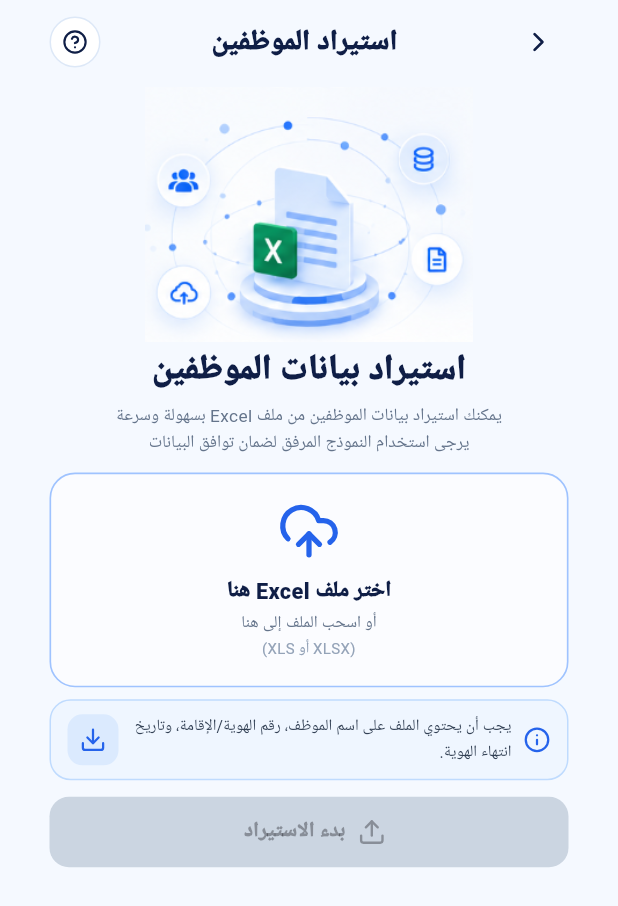
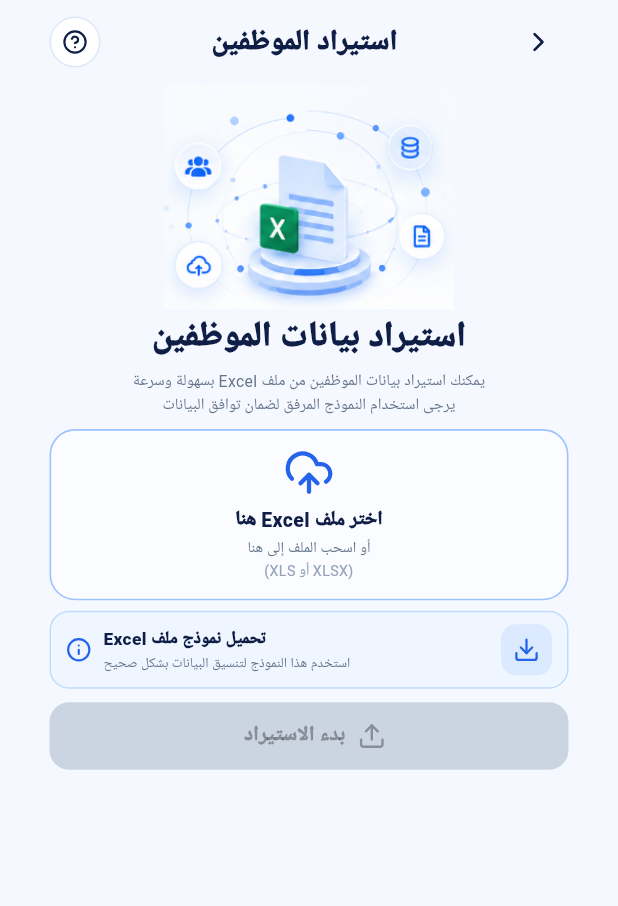
Before and after one commit to alazani-web/employee_id_app, a Flutter app: the ImportScreen screen opened directly, on a phone screen of 412 x 824 dp. Shown: the top 906 px of the screen. Run offline on Flutter 3.47's test engine with Material 3 defaults, Android fonts, the phone set to English and light mode, and no system bars; our stand-ins replace file_picker, firebase_core, flutter_svg, lucide_icons_flutter, pdf, printing and 1 more; missing offline and left inert: excel, universal_html; accounts and stored records are empty; Roboto replaces fonts that are missing (Cairo).

Commit message:
تعديل شاشة الاستيراد

```diff
--- a/lib/screens/import_screen.dart
+++ b/lib/screens/import_screen.dart
@@ -1,4 +1,7 @@
 import 'dart:math' as math;
+import 'dart:typed_data';
+
+import 'package:excel/excel.dart' as excel_pkg;
 
 import 'package:file_picker/file_picker.dart';
 import 'package:flutter/material.dart';
@@ -174,9 +177,9 @@
   Widget _buildSelect() {
     return Column(
       children: [
-        const SizedBox(height: 4),
+        const SizedBox(height: 2),
         SizedBox(
-          height: 170,
+          height: 150,
           width: double.infinity,
           child: Image.asset(
             'assets/icons/import_employees_hero.png',
@@ -194,24 +197,24 @@
         const Text(
           'يمكنك استيراد بيانات الموظفين من ملف Excel بسهولة وسرعة\nيرجى استخدام النموذج المرفق لضمان توافق البيانات',
           textAlign: TextAlign.center,
-          style: TextStyle(fontSize: 11.5, height: 1.55, color: Color(0xff64748B)),
+          style: TextStyle(fontSize: 10.5, height: 1.5, color: Color(0xff64748B)),
         ),
-        const SizedBox(height: 11),
+        const SizedBox(height: 8),
         _buildDropZone(),
         if (_file != null) ...[
           const SizedBox(height: 9),
           _buildFileCard(),
         ],
-        const SizedBox(height: 8),
+        const SizedBox(height: 7),
         _buildTemplateCard(),
         if (_error != null) ...[
           const SizedBox(height: 9),
           _buildError(),
         ],
-        const SizedBox(height: 11),
+        const SizedBox(height: 9),
         SizedBox(
           width: double.infinity,
-          height: 47,
+          height: 45,
           child: FilledButton.icon(
             onPressed: _file == null ? null : _startImport,
             icon: const Icon(LucideIcons.upload, size: 19),
@@ -233,7 +236,7 @@
       borderRadius: BorderRadius.circular(17),
       child: Container(
         width: double.infinity,
-        padding: const EdgeInsets.symmetric(horizontal: 18, vertical: 17),
+        padding: const EdgeInsets.symmetric(horizontal: 14, vertical: 11),
         decoration: BoxDecoration(
           color: Colors.white.withOpacity(.58),
           borderRadius: BorderRadius.circular(17),
@@ -241,13 +244,13 @@
         ),
         child: const Column(
           children: [
-            Icon(LucideIcons.cloudUpload, size: 42, color: blue),
-            SizedBox(height: 8),
-            Text('اختر ملف Excel هنا', style: TextStyle(fontSize: 14.5, fontWeight: FontWeight.w900, color: navy)),
-            SizedBox(height: 3),
-            Text('أو اسحب الملف إلى هنا', style: TextStyle(fontSize: 11, color: Color(0xff64748B))),
+            Icon(LucideIcons.cloudUpload, size: 34, color: blue),
+            SizedBox(height: 5),
+            Text('اختر ملف Excel هنا', style: TextStyle(fontSize: 13, fontWeight: FontWeight.w900, color: navy)),
             SizedBox(height: 2),
-            Text('(XLSX أو XLS)', style: TextStyle(fontSize: 10, color: Color(0xff94A3B8))),
+            Text('أو اسحب الملف إلى هنا', style: TextStyle(fontSize: 10, color: Color(0xff64748B))),
+            SizedBox(height: 1),
+            Text('(XLSX أو XLS)', style: TextStyle(fontSize: 9.5, color: Color(0xff94A3B8))),
           ],
         ),
       ),
@@ -257,16 +260,16 @@
   Widget _buildFileCard() {
     final file = _file!;
     return Container(
-      padding: const EdgeInsets.symmetric(horizontal: 11, vertical: 9),
-      decoration: BoxDecoration(color: Colors.white, borderRadius: BorderRadius.circular(14), border: Border.all(color: const Color(0xffDCE7F7))),
+      padding: const EdgeInsets.symmetric(horizontal: 9, vertical: 7),
+      decoration: BoxDecoration(color: Colors.white, borderRadius: BorderRadius.circular(13), border: Border.all(color: const Color(0xffDCE7F7))),
       child: Row(
         textDirection: TextDirection.rtl,
         children: [
           Container(
-            width: 38,
-            height: 38,
+            width: 36,
+            height: 36,
             decoration: BoxDecoration(color: const Color(0xffDCFCE7), borderRadius: BorderRadius.circular(10)),
-            child: const Icon(LucideIcons.fileSpreadsheet, color: green, size: 21),
+            child: const _ExcelIcon(),
           ),
           const SizedBox(width: 9),
           Expanded(
@@ -292,41 +295,99 @@
 
   Widget _buildTemplateCard() {
     return Container(
-      padding: const EdgeInsets.symmetric(horizontal: 11, vertical: 9),
-      decoration: BoxDecoration(color: const Color(0xffEFF6FF), borderRadius: BorderRadius.circular(14), border: Border.all(color: const Color(0xffBFDBFE))),
+      padding: const EdgeInsets.symmetric(horizontal: 10, vertical: 8),
+      decoration: BoxDecoration(
+        color: const Color(0xffEFF6FF),
+        borderRadius: BorderRadius.circular(13),
+        border: Border.all(color: const Color(0xffBFDBFE)),
+      ),
       child: Row(
         textDirection: TextDirection.rtl,
         children: [
-          const Icon(LucideIcons.info, color: blue, size: 18),
-          const SizedBox(width: 8),
-          const Expanded(
-            child: Text(
-              'يجب أن يحتوي الملف على اسم الموظف، رقم الهوية/الإقامة، وتاريخ انتهاء الهوية.',
-              textAlign: TextAlign.right,
-              style: TextStyle(fontSize: 10.5, height: 1.55, color: Color(0xff334155)),
-            ),
-          ),
-          const SizedBox(width: 7),
           InkWell(
             onTap: _downloadTemplate,
             borderRadius: BorderRadius.circular(10),
             child: Container(
               width: 34,
               height: 34,
-              decoration: BoxDecoration(color: const Color(0xffDBEAFE), borderRadius: BorderRadius.circular(10)),
+              decoration: BoxDecoration(
+                color: const Color(0xffDBEAFE),
+                borderRadius: BorderRadius.circular(10),
+              ),
               child: const Icon(LucideIcons.download, color: blue, size: 18),
             ),
           ),
+          const SizedBox(width: 9),
+          const Expanded(
+            child: Column(
+              crossAxisAlignment: CrossAxisAlignment.end,
+              children: [
+                Text(
+                  'تحميل نموذج ملف Excel',
+                  textAlign: TextAlign.right,
+                  style: TextStyle(
+                    fontSize: 11.5,
+                    fontWeight: FontWeight.w900,
+                    color: navy,
+                  ),
+                ),
+                SizedBox(height: 2),
+                Text(
+                  'استخدم هذا النموذج لتنسيق البيانات بشكل صحيح',
+                  textAlign: TextAlign.right,
+                  style: TextStyle(
+                    fontSize: 9.2,
+                    color: Color(0xff64748B),
+                  ),
+                ),
+              ],
+            ),
+          ),
+          const SizedBox(width: 8),
+          const Icon(LucideIcons.info, color: blue, size: 17),
         ],
       ),
     );
   }
 
   Future<void> _downloadTemplate() async {
-    if (!mounted) return;
-    ScaffoldMessenger.of(context).showSnackBar(
-      const SnackBar(content: Text('سيتم توفير نموذج Excel في إصدار الاستيراد النهائي.')),
-    );
+    try {
+      final workbook = excel_pkg.Excel.createExcel();
+      final sheet = workbook['Employees'];
+      sheet.appendRow([
+        excel_pkg.TextCellValue('اسم الموظف'),
+        excel_pkg.TextCellValue('رقم الهوية/الإقامة'),
+        excel_pkg.TextCellValue('تاريخ انتهاء الهوية'),
+      ]);
+      sheet.appendRow([
+        excel_pkg.TextCellValue('مثال: محمد أحمد'),
+        excel_pkg.TextCellValue('1234567890'),
+        excel_pkg.TextCellValue('31/12/2026'),
+      ]);
+
+      final bytes = workbook.encode();
+      if (bytes == null || bytes.isEmpty) {
+        throw Exception('تعذر إنشاء نموذج Excel.');
+      }
+
+      final savedPath = await FilePicker.platform.saveFile(
+        dialogTitle: 'حفظ نموذج Excel',
+        fileName: 'Employees_Template.xlsx',
+        bytes: Uint8List.fromList(bytes),
+        type: FileType.custom,
+        allowedExtensions: ['xlsx'],
+      );
+
+      if (!mounted || savedPath == null) return;
+      ScaffoldMessenger.of(context).showSnackBar(
+        const SnackBar(content: Text('تم حفظ نموذج Excel بنجاح.')),
+      );
+    } catch (e) {
+      if (!mounted) return;
+      ScaffoldMessenger.of(context).showSnackBar(
+        SnackBar(content: Text('تعذر تنزيل النموذج: $e')),
+      );
+    }
   }
 
   Widget _buildProgress() {
@@ -462,6 +523,46 @@
   }
 }
 
+class _ExcelIcon extends StatelessWidget {
+  const _ExcelIcon();
+
+  @override
+  Widget build(BuildContext context) {
+    return Stack(
+      alignment: Alignment.center,
+      children: [
+        Container(
+          width: 22,
+          height: 25,
+          decoration: BoxDecoration(
+            color: const Color(0xff16A34A),
+            borderRadius: BorderRadius.circular(2),
+          ),
+        ),
+        Positioned(
+          left: 4,
+          child: Container(
+            width: 11,
+            height: 16,
+            decoration: BoxDecoration(
+              color: Colors.white.withOpacity(.95),
+              borderRadius: BorderRadius.circular(1),
+            ),
+          ),
+        ),
+        const Text(
+          'X',
+          style: TextStyle(
+            color: Colors.white,
+            fontSize: 16,
+            fontWeight: FontWeight.w900,
+          ),
+        ),
+      ],
+    );
+  }
+}
+
 class _FallbackHero extends StatelessWidget {
   const _FallbackHero();
   @override
```
